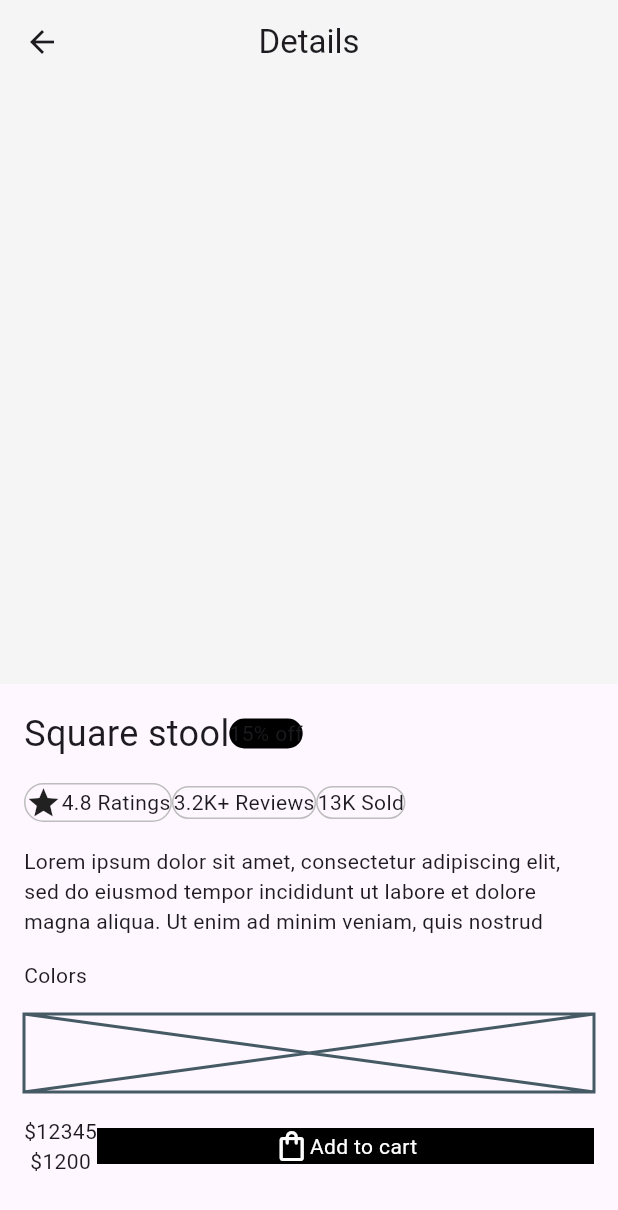
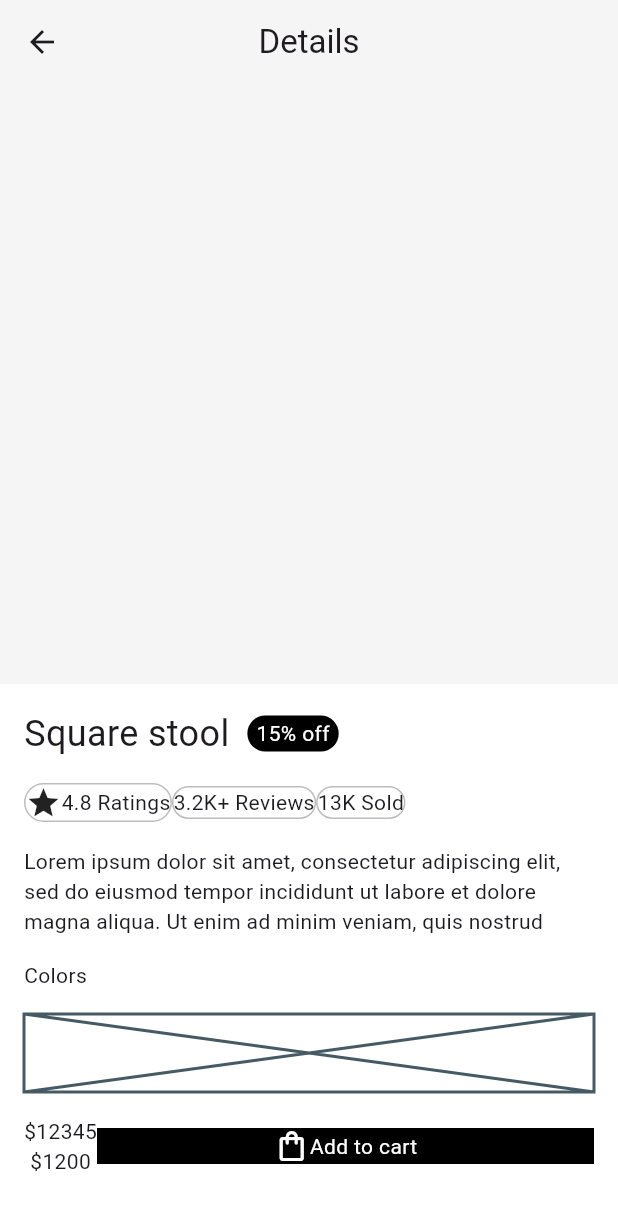
Before and after one commit to JAICHANGPARK/flutter_notebook_chapter_49, a Flutter app: the FurnitureDetailPage screen opened directly, on a phone screen of 412 x 824 dp. Shown: the top 1210 px of the screen. Run offline on Flutter 3.47's test engine with Material 3 defaults, Android fonts, the phone set to English and light mode, and no system bars; our stand-ins replace dots_indicator, gap, google_fonts.

Commit message:
Update furniture_detail_page.dart

```diff
--- a/lib/ep2460_furniture_app/ui/furniture_detail_page.dart
+++ b/lib/ep2460_furniture_app/ui/furniture_detail_page.dart
@@ -18,6 +18,7 @@ class _FurnitureDetailPageState extends State<FurnitureDetailPage> {
         leading: IconButton(onPressed: () {}, icon: Icon(Icons.arrow_back)),
         backgroundColor: Colors.grey[100],
       ),
+      backgroundColor: Colors.white,
       body: Column(
         children: [
           Container(
@@ -32,16 +33,19 @@ class _FurnitureDetailPageState extends State<FurnitureDetailPage> {
               spacing: 16,
               children: [
                 Row(
+                  spacing: 12,
                   children: [
-                    Text("Square stool",style: TextStyle(
-                      fontSize: 24,
-                    ),),
+                    Text("Square stool", style: TextStyle(fontSize: 24)),
                     Container(
+                      padding: .symmetric(horizontal: 6, vertical: 2),
                       decoration: ShapeDecoration(
                         shape: StadiumBorder(),
                         color: Colors.black,
                       ),
-                      child: Text("15% off"),
+                      child: Text(
+                        "15% off",
+                        style: TextStyle(color: Colors.white),
+                      ),
                     ),
                   ],
                 ),
@@ -53,7 +57,9 @@ class _FurnitureDetailPageState extends State<FurnitureDetailPage> {
                           side: BorderSide(color: Colors.grey[400]!),
                         ),
                       ),
-                      child: Row(children: [Icon(Icons.star), Text("4.8 Ratings")]),
+                      child: Row(
+                        children: [Icon(Icons.star), Text("4.8 Ratings")],
+                      ),
                     ),
                     Container(
                       decoration: ShapeDecoration(
@@ -89,8 +95,10 @@ class _FurnitureDetailPageState extends State<FurnitureDetailPage> {
                           mainAxisAlignment: .center,
 
                           children: [
-                            Icon(Icons.shopping_bag_outlined,
-                              color: Colors.white,),
+                            Icon(
+                              Icons.shopping_bag_outlined,
+                              color: Colors.white,
+                            ),
                             Text(
                               "Add to cart",
                               style: TextStyle(color: Colors.white),
@@ -103,8 +111,7 @@ class _FurnitureDetailPageState extends State<FurnitureDetailPage> {
                 ),
               ],
             ),
-          )
-
+          ),
         ],
       ),
     );
```
